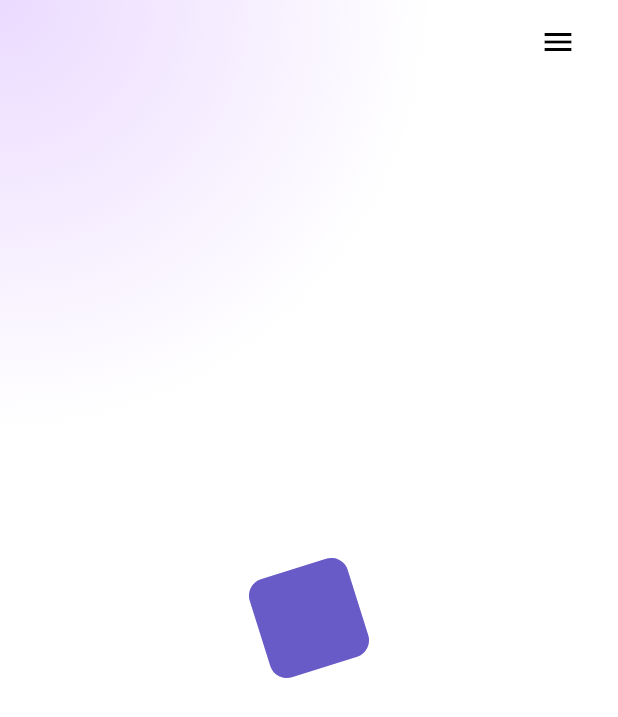
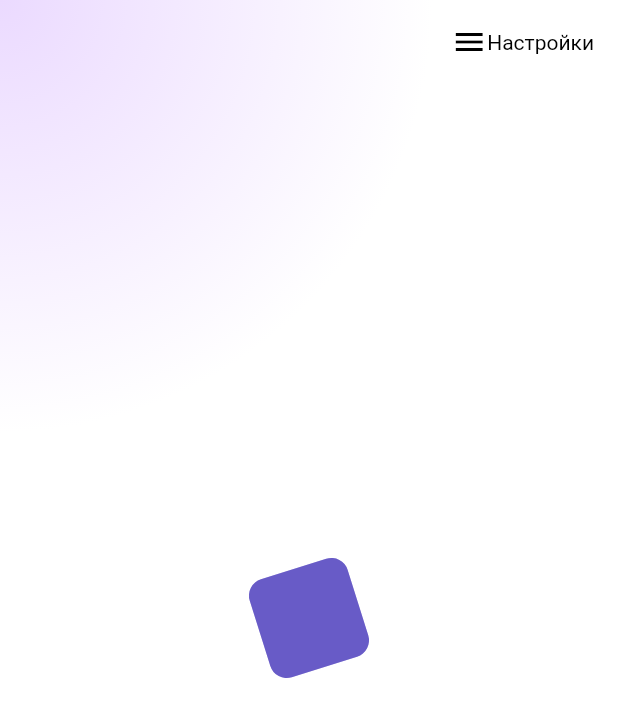
Before and after one commit to artembark/friflex_logo_animation, a Flutter app: the first screen one second after launch, on a phone screen of 412 x 824 dp. Shown: the top 717 px of the screen. Run offline on Flutter 3.47's test engine with Material 2 defaults, Android fonts, the light colour scheme and no system bars; our stand-ins replace flutter_svg.

Commit message:
constants refactoring

```diff
--- a/lib/app/app_const.dart
+++ b/lib/app/app_const.dart
@@ -2,13 +2,19 @@ abstract class AppConst {
   AppConst._();
 
   static const int normalDuration = 1500;
-  static const int slowDuration = 6000;
-  static const double sliderInitValue = 0.0;
+  static const int slowDuration = 5000;
+  static const double animationInitialValue = 0.0;
+  static const double animationFinalValue = 1.0;
   static const String sourceLink =
       'https://github.com/artembark/friflex_logo_animation';
+  static const String settingsButtonText = "Настройки";
   static const String sourceButtonText = "Исходный код";
+  static const int pmSourceButtonIndex = 0;
   static const String normalSpeedButtonText = "Нормальная скорость";
+  static const int pmNormalSpeedButtonIndex = 1;
   static const String slowSpeedButtonText = "Замедленная скорость";
+  static const int pmSlowSpeedButtonIndex = 2;
   static const String hideSliderButtonText = "Скрыть слайдер";
   static const String showSliderButtonText = "Показать слайдер";
+  static const int pmSliderVisibilityButtonIndex = 3;
 }
--- a/lib/app/app_theme.dart
+++ b/lib/app/app_theme.dart
@@ -2,12 +2,26 @@ import 'package:flutter/material.dart';
 
 abstract class AppTheme {
   AppTheme._();
+
   static final appTheme = ThemeData(
     sliderTheme: SliderThemeData(
-      activeTrackColor: const Color(0xff685bc7),
-      inactiveTrackColor: const Color(0x91685bc7),
-      thumbColor: const Color(0xff685bc7),
-      overlayColor: const Color(0xff685bc7).withOpacity(0.2),
+      activeTrackColor: sliderColor,
+      inactiveTrackColor: sliderColor.withOpacity(0.5),
+      thumbColor: sliderColor,
+      overlayColor: sliderColor.withOpacity(0.2),
     ),
   );
+  static const Color textColor = Colors.black;
+  static const Color sliderColor = Color(0xFF685BC7);
+  static const Color gradientStartColor = Color(0xFFEBDAFF);
+  static const Color appBarBackgroundColor = Colors.transparent;
+  static const double appBarElevation = 0.0;
+  static const BoxDecoration backgroundGradient = BoxDecoration(
+    gradient: RadialGradient(
+      radius: 0.7,
+      center: Alignment.topLeft,
+      colors: [AppTheme.gradientStartColor, Colors.white],
+    ),
+  );
+  static const EdgeInsets popupMenuButtonPadding = EdgeInsets.only(right: 16.0);
 }
--- a/lib/friflex_animated_logo/widgets/friflex_animated_f_symbol.dart
+++ b/lib/friflex_animated_logo/widgets/friflex_animated_f_symbol.dart
@@ -100,6 +100,7 @@ class _FriflexAnimatedFSymbolState extends State<FriflexAnimatedFSymbol> {
                 borderRadius: widget.rectBorderRadius,
                 blurValue: _step4BlurAnimation.value,
               ),
+            //центральный
             if (_step4PositionAnimation.value > 0)
               RectanglePart(
                 size: widget.smallSquareSide,
@@ -132,7 +133,7 @@ class _FriflexAnimatedFSymbolState extends State<FriflexAnimatedFSymbol> {
                 borderRadius: widget.rectBorderRadius,
                 blurValue: _step3BlurAnimation.value,
               ),
-            //большой переходящий в левый центральный
+            //большой, переходящий в левый центральный
             BigToSmallRectangle(
               introController: widget.introController,
               transformController: widget.transformController,
--- a/lib/friflex_animated_logo/widgets/rectangle_big_to_small.dart
+++ b/lib/friflex_animated_logo/widgets/rectangle_big_to_small.dart
@@ -3,7 +3,7 @@ import 'dart:math';
 import 'package:flutter/material.dart';
 import 'package:friflex_logo_animation/friflex_animated_logo/utils/logo_const.dart';
 import 'package:friflex_logo_animation/friflex_animated_logo/animations/logo_animation.dart';
-import 'package:friflex_logo_animation/friflex_animated_logo/widgets/blur_overlay.dart';
+import 'package:friflex_logo_animation/friflex_animated_logo/widgets/rectangle_blur_overlay.dart';
 
 import 'rectangle_glow.dart';
 
@@ -91,12 +91,12 @@ class _BigToSmallRectangleState extends State<BigToSmallRectangle> {
                 ),
               ),
               if (_step1BlurAnimation.value > LogoConst.blurThreshold)
-                BlurOverlay(
+                RectangleBlurOverlay(
                   blurValue: _step1BlurAnimation.value,
                   size: widget.smallSquareSide,
                 ),
               if (_step2BlurAnimation.value > LogoConst.blurThreshold)
-                BlurOverlay(
+                RectangleBlurOverlay(
                   blurValue: _step2BlurAnimation.value,
                   size: widget.smallSquareSide,
                 ),
--- a/lib/friflex_animated_logo/widgets/blur_overlay.dart
+++ b/lib/friflex_animated_logo/widgets/rectangle_blur_overlay.dart
@@ -3,8 +3,8 @@ import 'dart:ui';
 import 'package:flutter/material.dart';
 import 'package:friflex_logo_animation/friflex_animated_logo/utils/logo_const.dart';
 
-class BlurOverlay extends StatelessWidget {
-  const BlurOverlay({
+class RectangleBlurOverlay extends StatelessWidget {
+  const RectangleBlurOverlay({
     Key? key,
     required this.blurValue,
     required this.size,
--- a/lib/friflex_animated_logo/widgets/rectangle_part.dart
+++ b/lib/friflex_animated_logo/widgets/rectangle_part.dart
@@ -1,6 +1,6 @@
 import 'package:flutter/material.dart';
 import 'package:friflex_logo_animation/friflex_animated_logo/utils/logo_const.dart';
-import 'package:friflex_logo_animation/friflex_animated_logo/widgets/blur_overlay.dart';
+import 'package:friflex_logo_animation/friflex_animated_logo/widgets/rectangle_blur_overlay.dart';
 
 import 'rectangle_part_painter.dart';
 
@@ -39,7 +39,7 @@ class RectanglePart extends StatelessWidget {
                       borderRadius: borderRadius, color: LogoConst.rectColor),
                 ),
               ),
-              if (isBlur) BlurOverlay(blurValue: blurValue, size: size)
+              if (isBlur) RectangleBlurOverlay(blurValue: blurValue, size: size)
             ],
           ),
         ),
--- a/lib/friflex_animated_logo/widgets/rectangle_small.dart
+++ b/lib/friflex_animated_logo/widgets/rectangle_small.dart
@@ -1,6 +1,6 @@
 import 'package:flutter/material.dart';
 import 'package:friflex_logo_animation/friflex_animated_logo/utils/logo_const.dart';
-import 'package:friflex_logo_animation/friflex_animated_logo/widgets/blur_overlay.dart';
+import 'package:friflex_logo_animation/friflex_animated_logo/widgets/rectangle_blur_overlay.dart';
 
 class RectangleSmall extends StatelessWidget {
   const RectangleSmall({
@@ -36,7 +36,7 @@ class RectangleSmall extends StatelessWidget {
                     borderRadius: BorderRadius.circular(borderRadius),
                     color: LogoConst.rectColor),
               ),
-              if (isBlur) BlurOverlay(blurValue: blurValue, size: size)
+              if (isBlur) RectangleBlurOverlay(blurValue: blurValue, size: size)
             ],
           ),
         ),
--- a/lib/friflex_logo_animation_page.dart
+++ b/lib/friflex_logo_animation_page.dart
@@ -1,5 +1,6 @@
 import 'package:flutter/material.dart';
 import 'package:friflex_logo_animation/app/app_const.dart';
+import 'package:friflex_logo_animation/app/app_theme.dart';
 import 'package:friflex_logo_animation/friflex_animated_logo/friflex_animated_logo.dart';
 import 'package:url_launcher/url_launcher.dart';
 
@@ -17,7 +18,7 @@ class _FriflexLogoAnimationPageState extends State<FriflexLogoAnimationPage> {
 
   final Uri _url = Uri.parse(AppConst.sourceLink);
   int duration = AppConst.normalDuration;
-  double sliderValue = AppConst.sliderInitValue;
+  double sliderValue = AppConst.animationInitialValue;
   bool sliderVisible = false;
 
   @override
@@ -26,20 +27,14 @@ class _FriflexLogoAnimationPageState extends State<FriflexLogoAnimationPage> {
       extendBodyBehindAppBar: true,
       appBar: AppBar(
         title: sliderVisible ? buildAnimationSlider() : null,
-        backgroundColor: Colors.transparent,
-        elevation: 0,
+        backgroundColor: AppTheme.appBarBackgroundColor,
+        elevation: AppTheme.appBarElevation,
         actions: [
           buildActions(),
         ],
       ),
       body: Container(
-        decoration: const BoxDecoration(
-          gradient: RadialGradient(
-            radius: 0.7,
-            center: Alignment.topLeft,
-            colors: [Color(0xFFEBDAFF), Colors.white],
-          ),
-        ),
+        decoration: AppTheme.backgroundGradient,
         child: Center(
           child: FriflexAnimatedLogo(
             key: logoKey,
@@ -52,16 +47,19 @@ class _FriflexLogoAnimationPageState extends State<FriflexLogoAnimationPage> {
 
   Slider buildAnimationSlider() {
     return Slider(
-      min: 0,
-      max: 2,
+      min: AppConst.animationInitialValue,
+      max: AppConst.animationFinalValue * 2,
       onChanged: (value) {
-        if (value <= 1) {
+        if (value <= AppConst.animationFinalValue) {
           logoKey.currentState?.introController.value = value;
-          logoKey.currentState?.transformController.value = 0.0;
+          logoKey.currentState?.transformController.value =
+              AppConst.animationInitialValue;
         }
-        if (value >= 1) {
-          logoKey.currentState?.introController.value = 1.0;
-          logoKey.currentState?.transformController.value = value - 1.0;
+        if (value >= AppConst.animationFinalValue) {
+          logoKey.currentState?.introController.value =
+              AppConst.animationFinalValue;
+          logoKey.currentState?.transformController.value =
+              value - AppConst.animationFinalValue;
         }
         setState(() {
           sliderValue = value;
@@ -79,28 +77,40 @@ class _FriflexLogoAnimationPageState extends State<FriflexLogoAnimationPage> {
 
   Padding buildActions() {
     return Padding(
-      padding: const EdgeInsets.only(right: 16.0),
+      padding: AppTheme.popupMenuButtonPadding,
+      child: TooltipVisibility(
+        visible: false,
         child: PopupMenuButton(
-          icon: const Icon(
+            child: Row(
+              children: const [
+                Icon(
                   Icons.menu,
-            color: Colors.black,
+                  color: AppTheme.textColor,
+                ),
+                Text(
+                  AppConst.settingsButtonText,
+                  style: TextStyle(
+                    color: AppTheme.textColor,
+                  ),
+                ),
+              ],
             ),
             itemBuilder: (context) {
               return [
                 const PopupMenuItem<int>(
-                value: 0,
+                  value: AppConst.pmSourceButtonIndex,
                   child: Text(AppConst.sourceButtonText),
                 ),
                 const PopupMenuItem<int>(
-                value: 1,
+                  value: AppConst.pmNormalSpeedButtonIndex,
                   child: Text(AppConst.normalSpeedButtonText),
                 ),
                 const PopupMenuItem<int>(
-                value: 2,
+                  value: AppConst.pmSlowSpeedButtonIndex,
                   child: Text(AppConst.slowSpeedButtonText),
                 ),
                 PopupMenuItem<int>(
-                value: 3,
+                  value: AppConst.pmSliderVisibilityButtonIndex,
                   child: sliderVisible
                       ? const Text(AppConst.hideSliderButtonText)
                       : const Text(AppConst.showSliderButtonText),
@@ -109,44 +119,45 @@ class _FriflexLogoAnimationPageState extends State<FriflexLogoAnimationPage> {
             },
             onSelected: (value) {
               switch (value) {
-              case 0:
+                case AppConst.pmSourceButtonIndex:
                   _launchUrl(_url);
                   break;
-              case 1:
-                setState(() {
-                  sliderVisible = false;
-                  sliderValue = AppConst.sliderInitValue;
-                });
+                case AppConst.pmNormalSpeedButtonIndex:
                   setDurationReset(duration: AppConst.normalDuration);
                   break;
-              case 2:
-                setState(() {
-                  sliderVisible = false;
-                  sliderValue = AppConst.sliderInitValue;
-                });
+                case AppConst.pmSlowSpeedButtonIndex:
                   setDurationReset(duration: AppConst.slowDuration);
                   break;
-              case 3:
-                if (!sliderVisible) {
-                  logoKey.currentState?.transformController.reset();
-                  logoKey.currentState?.introController.reset();
+                case AppConst.pmSliderVisibilityButtonIndex:
+                  if (sliderVisible) {
+                    setDurationReset(duration: AppConst.normalDuration);
+                  } else {
+                    setState(() {
+                      sliderVisible = true;
+                      sliderValue = AppConst.animationFinalValue;
+                    });
+                    logoKey.currentState?.introController.value =
+                        AppConst.animationFinalValue;
+                    logoKey.currentState?.transformController.value =
+                        AppConst.animationInitialValue;
                   }
-                setState(() {
-                  sliderValue = AppConst.sliderInitValue;
-                  sliderVisible = !sliderVisible;
-                });
                   break;
               }
             }),
+      ),
     );
   }
 
   void setDurationReset({required int duration}) {
+    setState(() {
+      sliderVisible = false;
+    });
     logoKey.currentState?.transformController.duration =
         Duration(milliseconds: duration);
     logoKey.currentState?.introController.duration =
         Duration(milliseconds: duration * 2);
     logoKey.currentState?.transformController.reset();
-    logoKey.currentState?.introController.forward(from: 0.0);
+    logoKey.currentState?.introController
+        .forward(from: AppConst.animationInitialValue);
   }
 }
```
Lines whose indentation alone changed are shown as unchanged.
